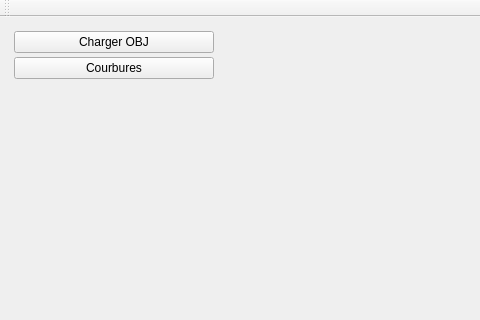
t17001743/tp_laplacien, file starterLight/mainwindow.ui: the form before one commit; both pictures show x 0 to 480 and y 0 to 320 of the 632 by 408 pixel window.
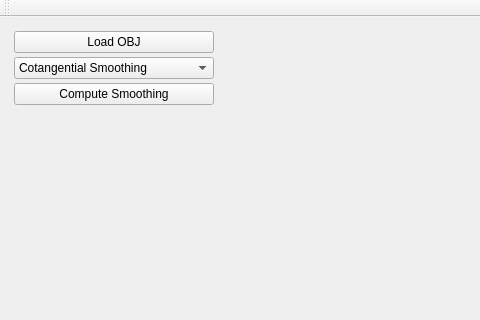
The form after the commit. Custom widgets are drawn as their Qt base class.

Commit message: smoothing OK. TODO: matrix

Patch:
```diff
--- a/starterLight/mainwindow.ui
+++ b/starterLight/mainwindow.ui
@@ -54,14 +54,28 @@
           </size>
          </property>
          <property name="text">
-          <string>Charger OBJ</string>
+          <string>Load OBJ</string>
          </property>
         </widget>
        </item>
+       <item>
+        <widget class="QComboBox" name="idxComboBox">
+         <item>
+          <property name="text">
+           <string>Cotangential Smoothing</string>
+          </property>
+         </item>
+         <item>
+          <property name="text">
+           <string>Uniform Smoothing</string>
+          </property>
+         </item>
+        </widget>
+       </item>
        <item>
         <widget class="QPushButton" name="pushButton_courbures">
          <property name="text">
-          <string>Courbures</string>
+          <string>Compute Smoothing</string>
          </property>
         </widget>
        </item>
```
The commit also changes 3 other files.
